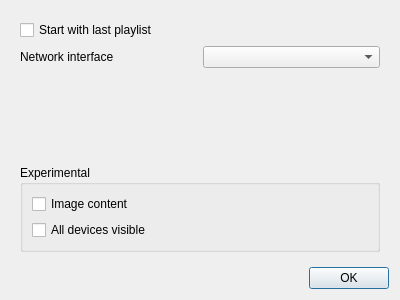
mkiol/Jupii, file desktop/src/settingsdialog.ui: the form before one commit.
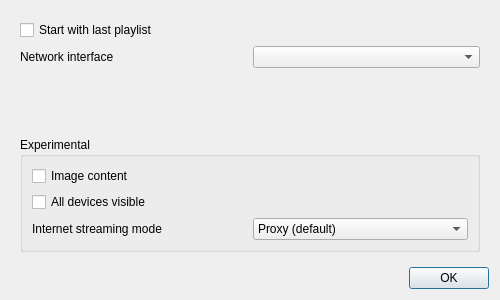
The form after the commit.

Commit message: Redirection mode for internet streaming

Patch:
```diff
--- a/desktop/src/settingsdialog.ui
+++ b/desktop/src/settingsdialog.ui
@@ -6,7 +6,7 @@
    <rect>
     <x>0</x>
     <y>0</y>
-    <width>400</width>
+    <width>500</width>
     <height>300</height>
    </rect>
   </property>
@@ -89,6 +89,31 @@
            </property>
           </widget>
          </item>
+         <item>
+          <layout class="QHBoxLayout" name="horizontalLayout_2">
+           <item>
+            <widget class="QLabel" name="label_2">
+             <property name="text">
+              <string>Internet streaming mode</string>
+             </property>
+            </widget>
+           </item>
+           <item>
+            <widget class="QComboBox" name="remoteContentModeComboBox">
+             <item>
+              <property name="text">
+               <string>Proxy (default)</string>
+              </property>
+             </item>
+             <item>
+              <property name="text">
+               <string>Redirection</string>
+              </property>
+             </item>
+            </widget>
+           </item>
+          </layout>
+         </item>
         </layout>
        </widget>
       </item>
```
The commit also changes 8 other files.
